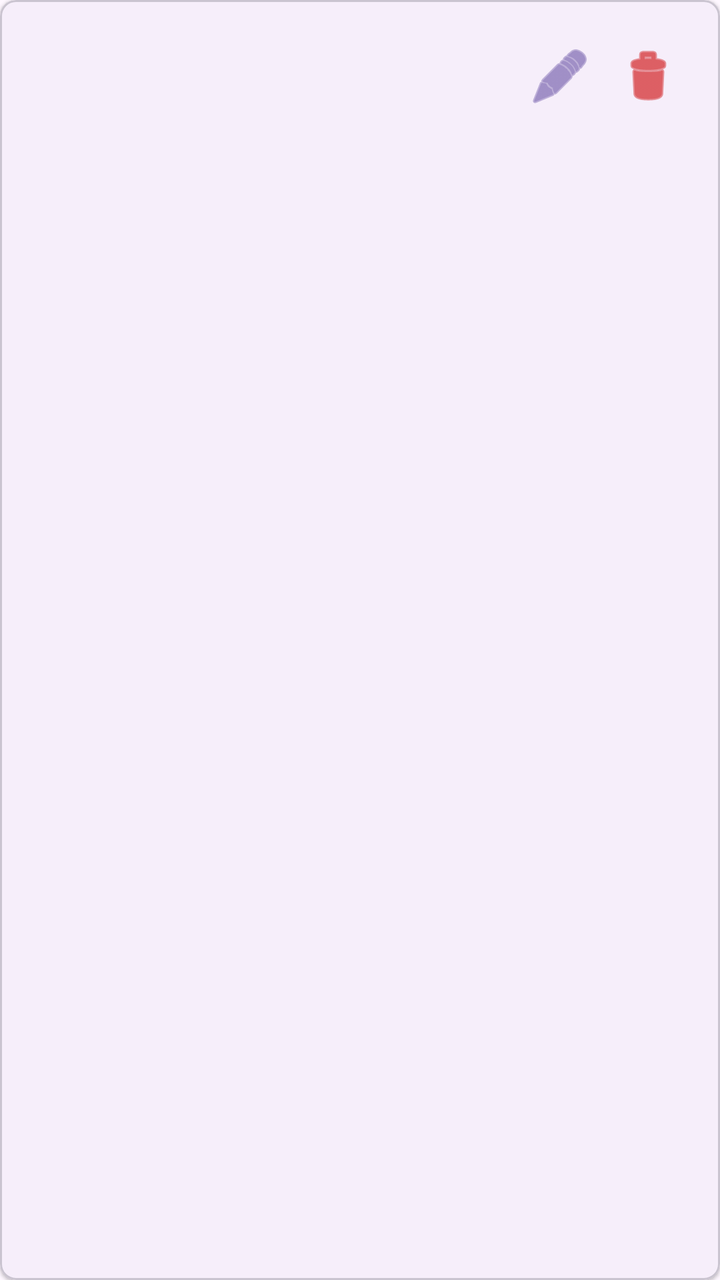
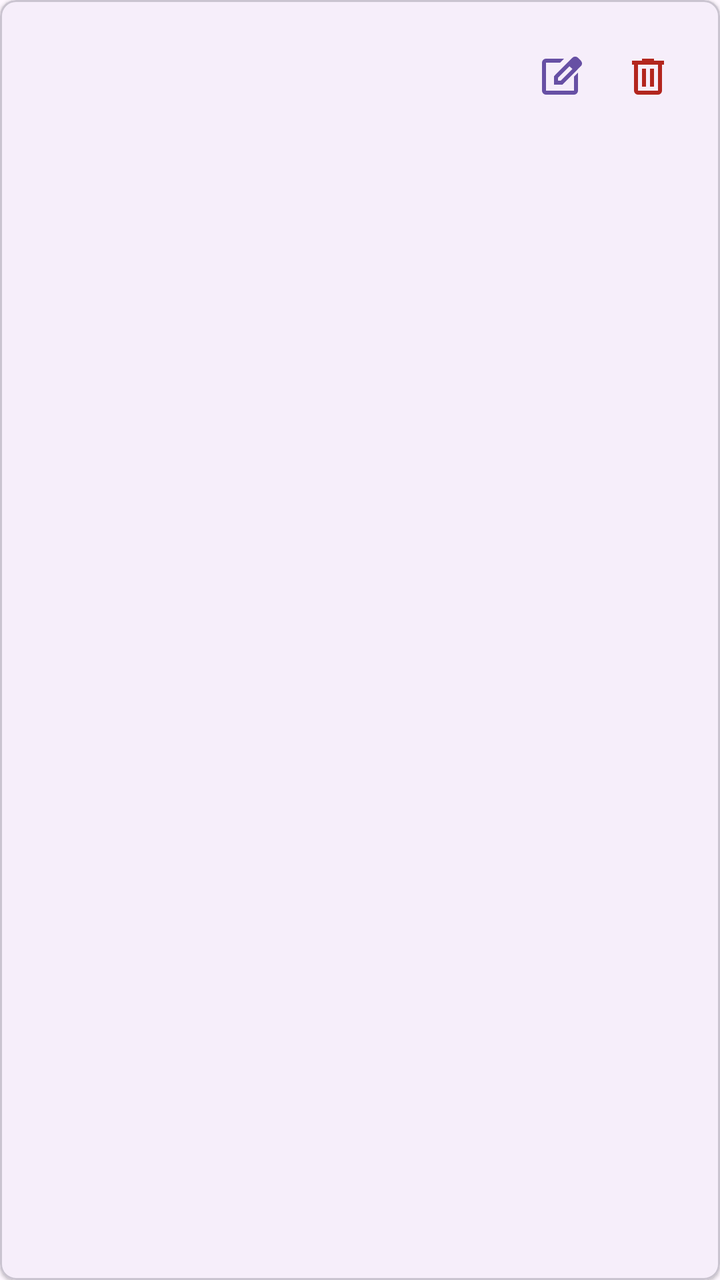

An Android layout rendered at two revisions. The XML below is the earlier revision; the diff shows what the commit changed to produce the second picture.
<!-- AndroidManifest.xml: application theme Theme.DroidClaw -->
<!-- res/layout/item_env_var.xml -->
<?xml version="1.0" encoding="utf-8"?>
<com.google.android.material.card.MaterialCardView
    xmlns:android="http://schemas.android.com/apk/res/android"
    xmlns:app="http://schemas.android.com/apk/res-auto"
    android:layout_width="match_parent"
    android:layout_height="wrap_content"
    android:layout_marginStart="16dp"
    android:layout_marginEnd="16dp"
    android:layout_marginTop="8dp"
    app:cardElevation="1dp"
    app:cardCornerRadius="8dp">

    <LinearLayout
        android:layout_width="match_parent"
        android:layout_height="wrap_content"
        android:orientation="horizontal"
        android:gravity="center_vertical"
        android:padding="16dp">

        
        <LinearLayout
            android:layout_width="0dp"
            android:layout_height="wrap_content"
            android:layout_weight="1"
            android:orientation="vertical">

            <TextView
                android:id="@+id/text_env_key"
                android:layout_width="wrap_content"
                android:layout_height="wrap_content"
                android:textAppearance="?attr/textAppearanceSubtitle1"
                android:textStyle="bold"
                android:singleLine="true"
                android:ellipsize="end" />

            <TextView
                android:id="@+id/text_env_value"
                android:layout_width="wrap_content"
                android:layout_height="wrap_content"
                android:layout_marginTop="4dp"
                android:textAppearance="?attr/textAppearanceBody2"
                android:textColor="?android:attr/textColorSecondary"
                android:singleLine="true"
                android:ellipsize="end" />

        </LinearLayout>

        
        <ImageButton
            android:id="@+id/button_edit"
            android:layout_width="40dp"
            android:layout_height="40dp"
            android:layout_marginStart="8dp"
            android:background="?attr/selectableItemBackgroundBorderless"
            android:contentDescription="@string/env_var_edit"
            android:src="@android:drawable/ic_menu_edit"
            app:tint="?attr/colorPrimary" />

        
        <ImageButton
            android:id="@+id/button_delete"
            android:layout_width="40dp"
            android:layout_height="40dp"
            android:layout_marginStart="4dp"
            android:background="?attr/selectableItemBackgroundBorderless"
            android:contentDescription="@string/delete"
            android:src="@android:drawable/ic_menu_delete"
            app:tint="@android:color/holo_red_dark" />

    </LinearLayout>

</com.google.android.material.card.MaterialCardView>
<!-- resources referenced by this layout -->
<resources>
  <string name="delete">Delete</string>
  <string name="env_var_edit">Edit Variable</string>
  <style name="Theme.DroidClaw" parent="Base.Theme.DroidClaw" />
  <style name="Base.Theme.DroidClaw" parent="Theme.Material3.DayNight">
          <item name="windowActionBar">false</item>
          <item name="windowNoTitle">true</item>
          
          <item name="android:windowOptOutEdgeToEdgeEnforcement" tools:targetApi="35">true</item>
          
          <item name="android:statusBarColor">?android:attr/colorBackground</item>
          
          <item name="android:windowLightStatusBar" tools:targetApi="23">true</item>
          
          
      </style>
</resources>

<!-- the commit's change to res/layout/item_env_var.xml (unified diff, before → after) -->
@@ -53,7 +53,7 @@
             android:layout_marginStart="8dp"
             android:background="?attr/selectableItemBackgroundBorderless"
             android:contentDescription="@string/env_var_edit"
-            android:src="@android:drawable/ic_menu_edit"
+            app:srcCompat="@drawable/ic_action_edit"
             app:tint="?attr/colorPrimary" />
 
         
@@ -64,8 +64,8 @@
             android:layout_marginStart="4dp"
             android:background="?attr/selectableItemBackgroundBorderless"
             android:contentDescription="@string/delete"
-            android:src="@android:drawable/ic_menu_delete"
-            app:tint="@android:color/holo_red_dark" />
+            app:srcCompat="@drawable/ic_action_delete"
+            app:tint="?attr/colorError" />
 
     </LinearLayout>
 
<!-- resource entries referenced after the edit -->
@@ -1,5 +1,29 @@
 <!-- resources referenced by this layout -->
 <resources>
+  <!-- drawable ic_action_delete (drawable) -->
+  <?xml version="1.0" encoding="utf-8"?>
+  <vector xmlns:android="http://schemas.android.com/apk/res/android"
+      android:width="24dp"
+      android:height="24dp"
+      android:viewportWidth="960"
+      android:viewportHeight="960"
+      android:tint="?attr/colorOnSurface">
+    <path
+        android:pathData="M280,840q-33,0 -56.5,-23.5T200,760v-520h-40v-80h200v-40h240v40h200v80h-40v520q0,33 -23.5,56.5T680,840L280,840ZM680,240L280,240v520h400v-520ZM360,680h80v-360h-80v360ZM520,680h80v-360h-80v360ZM280,240v520,-520Z"
+        android:fillColor="@android:color/white"/>
+  </vector>
+  <!-- drawable ic_action_edit (drawable) -->
+  <?xml version="1.0" encoding="utf-8"?>
+  <vector xmlns:android="http://schemas.android.com/apk/res/android"
+      android:width="24dp"
+      android:height="24dp"
+      android:viewportWidth="960"
+      android:viewportHeight="960"
+      android:tint="?attr/colorOnSurface">
+    <path
+        android:pathData="M200,840q-33,0 -56.5,-23.5T120,760v-560q0,-33 23.5,-56.5T200,120h361l-80,80L200,200v560h560v-282l80,-80v362q0,33 -23.5,56.5T760,840L200,840ZM480,560ZM360,640v-170l367,-367q12,-12 27,-18t30,-6q16,0 30.5,6t26.5,18l56,57q11,12 17,26.5t6,29.5q0,14 -5.5,29.5T897,269L530,640L360,640ZM800,210l-56,-56 56,56ZM440,560h56l232,-232 -28,-28 -29,-28 -231,231v57ZM724,328 L695,300l29,28 -28,-28Z"
+        android:fillColor="@android:color/white"/>
+  </vector>
   <string name="delete">Delete</string>
   <string name="env_var_edit">Edit Variable</string>
   <style name="Theme.DroidClaw" parent="Base.Theme.DroidClaw" />
